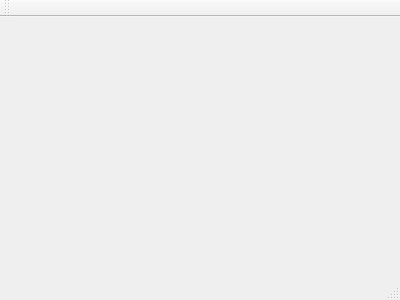
The window that sudokusolver.ui (pavolmarak/SudokuSolver) describes before a commit, drawn with Qt 5.
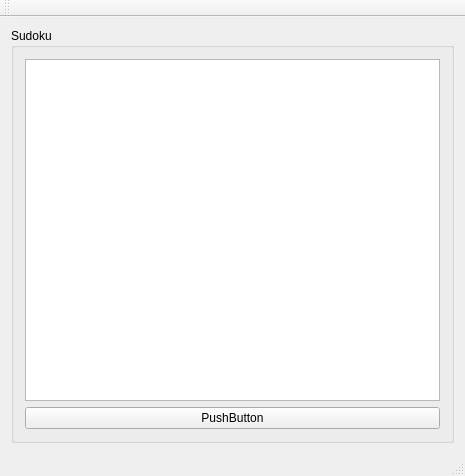
The same window after the commit.

Commit message: Added a grid. First attempt to randomly fill the Sudoku grid. This method gets stuck in an infinite loop.

The edit to the form file:
```diff
--- a/sudokusolver.ui
+++ b/sudokusolver.ui
@@ -1,24 +1,104 @@
 <ui version="4.0">
  <class>SudokuSolver</class>
- <widget class="QMainWindow" name="SudokuSolver" >
-  <property name="geometry" >
+ <widget class="QMainWindow" name="SudokuSolver">
+  <property name="geometry">
    <rect>
     <x>0</x>
     <y>0</y>
-    <width>400</width>
-    <height>300</height>
+    <width>465</width>
+    <height>476</height>
    </rect>
   </property>
   <property name="windowTitle" >
    <string>SudokuSolver</string>
   </property>
-  <widget class="QMenuBar" name="menuBar" />
-  <widget class="QToolBar" name="mainToolBar" />
-  <widget class="QWidget" name="centralWidget" />
-  <widget class="QStatusBar" name="statusBar" />
+  <widget class="QWidget" name="centralWidget">
+   <layout class="QVBoxLayout" name="verticalLayout_2">
+    <item>
+     <widget class="QGroupBox" name="groupBox">
+      <property name="title">
+       <string>Sudoku</string>
+      </property>
+      <layout class="QVBoxLayout" name="verticalLayout">
+       <item>
+        <widget class="QTableWidget" name="tableWidget">
+         <property name="enabled">
+          <bool>true</bool>
+         </property>
+         <property name="sizePolicy">
+          <sizepolicy hsizetype="Fixed" vsizetype="Fixed">
+           <horstretch>0</horstretch>
+           <verstretch>0</verstretch>
+          </sizepolicy>
+         </property>
+         <property name="minimumSize">
+          <size>
+           <width>0</width>
+           <height>0</height>
+          </size>
+         </property>
+         <property name="maximumSize">
+          <size>
+           <width>99999</width>
+           <height>99999</height>
+          </size>
+         </property>
+         <property name="verticalScrollBarPolicy">
+          <enum>Qt::ScrollBarAlwaysOff</enum>
+         </property>
+         <property name="horizontalScrollBarPolicy">
+          <enum>Qt::ScrollBarAlwaysOff</enum>
+         </property>
+         <property name="sizeAdjustPolicy">
+          <enum>QAbstractScrollArea::AdjustIgnored</enum>
+         </property>
+         <property name="rowCount">
+          <number>0</number>
+         </property>
+         <property name="columnCount">
+          <number>0</number>
+         </property>
+         <attribute name="horizontalHeaderVisible">
+          <bool>false</bool>
+         </attribute>
+         <attribute name="verticalHeaderVisible">
+          <bool>false</bool>
+         </attribute>
+        </widget>
+       </item>
+       <item>
+        <widget class="QPushButton" name="pushButton">
+         <property name="text">
+          <string>PushButton</string>
+         </property>
+        </widget>
+       </item>
+      </layout>
+     </widget>
+    </item>
+   </layout>
+  </widget>
+  <widget class="QMenuBar" name="menuBar">
+   <property name="geometry">
+    <rect>
+     <x>0</x>
+     <y>0</y>
+     <width>465</width>
+     <height>17</height>
+    </rect>
+   </property>
+  </widget>
+  <widget class="QToolBar" name="mainToolBar">
+   <attribute name="toolBarArea">
+    <enum>TopToolBarArea</enum>
+   </attribute>
+   <attribute name="toolBarBreak">
+    <bool>false</bool>
+   </attribute>
+  </widget>
+  <widget class="QStatusBar" name="statusBar"/>
  </widget>
- <layoutDefault spacing="6" margin="11" />
- <pixmapfunction></pixmapfunction>
+ <layoutdefault spacing="6" margin="11"/>
  <resources/>
  <connections/>
 </ui>
```
Left out of the diff: 3 changed lines with no effect on the pictures. The commit also changes 3 other files.
